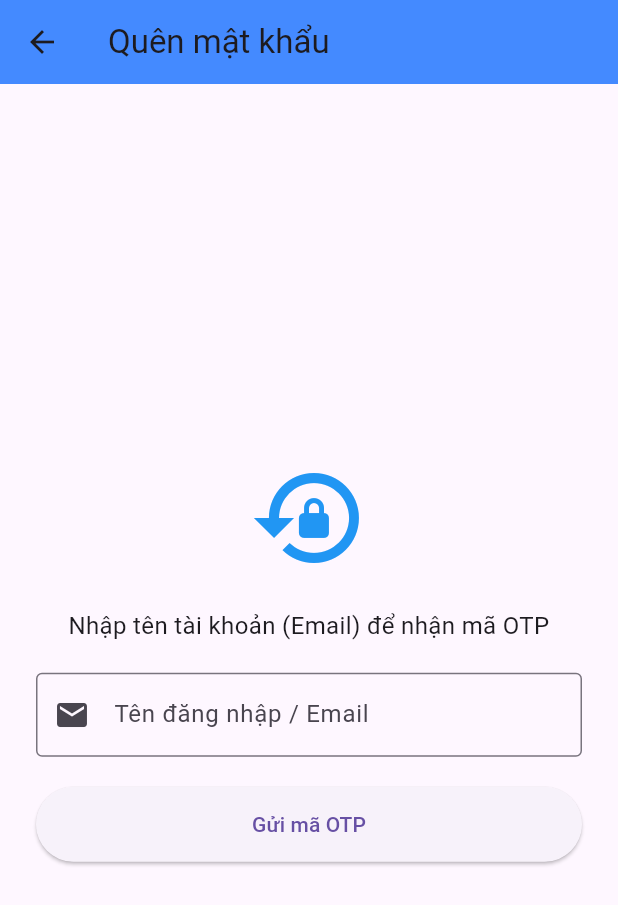
After one commit to ToVuHao/Game, a Flutter app: the screen it shows after launch, after a tap on "Quên mật khẩu?", on a phone screen of 412 x 824 dp. The commit adds this screen. Shown: the top 905 px of the screen. Run offline on Flutter 3.47's test engine with Material 3 defaults, Android fonts, the phone set to English and light mode, and no system bars; our stand-ins replace google_fonts; missing offline and left inert: signalr_netcore.

Commit message:
Xac Thuc OTP

```diff
--- /dev/null
+++ b/lib/screens/auth/forgot_password_screen.dart
@@ -0,0 +1,188 @@
+import 'dart:convert';
+import 'package:flutter/material.dart';
+import 'package:http/http.dart' as http;
+
+class ForgotPasswordScreen extends StatefulWidget {
+  @override
+  _ForgotPasswordScreenState createState() => _ForgotPasswordScreenState();
+}
+
+class _ForgotPasswordScreenState extends State<ForgotPasswordScreen> {
+  // Controller nhập liệu
+  final TextEditingController _userController = TextEditingController();
+  final TextEditingController _otpController = TextEditingController();
+
+  // Trạng thái giao diện
+  bool _isLoading = false;
+  bool _isOtpSent = false; // False: Nhập Username, True: Nhập OTP
+
+  // Cấu hình API
+  final String baseUrl = "http://10.0.2.2:5231/api/auth";
+
+  // --- HÀM 1: GỬI YÊU CẦU OTP ---
+  Future<void> _sendOtp() async {
+    if (_userController.text.isEmpty) {
+      _showMessage("Vui lòng nhập tên tài khoản (Email)", Colors.orange);
+      return;
+    }
+
+    setState(() => _isLoading = true);
+
+    try {
+      final response = await http.post(
+        Uri.parse("$baseUrl/forgot-password"),
+        headers: {"Content-Type": "application/json"},
+        body: jsonEncode({"username": _userController.text}),
+      );
+
+      if (response.statusCode == 200) {
+        _showMessage("Đã gửi mã OTP! Kiểm tra Email của bạn.", Colors.green);
+        setState(() => _isOtpSent = true); // Chuyển sang giao diện nhập OTP
+      } else {
+        _showMessage("Lỗi: ${response.body}", Colors.red);
+      }
+    } catch (e) {
+      _showMessage("Lỗi kết nối Server!", Colors.red);
+    } finally {
+      setState(() => _isLoading = false);
+    }
+  }
+
+  // --- HÀM 2: XÁC THỰC OTP ---
+  Future<void> _verifyOtp() async {
+    if (_otpController.text.isEmpty) {
+      _showMessage("Vui lòng nhập mã OTP", Colors.orange);
+      return;
+    }
+
+    setState(() => _isLoading = true);
+
+    try {
+      final response = await http.post(
+        Uri.parse("$baseUrl/verify-otp"),
+        headers: {"Content-Type": "application/json"},
+        body: jsonEncode({
+          "username": _userController.text,
+          "otpCode": _otpController.text
+        }),
+      );
+
+      if (response.statusCode == 200) {
+        // OTP ĐÚNG -> Cho phép đổi mật khẩu (Hiện thông báo thành công)
+        showDialog(
+          context: context,
+          builder: (ctx) => AlertDialog(
+            title: Text("Thành công!"),
+            content: Text("Mã OTP chính xác. Mật khẩu của bạn đã được xác minh."),
+            actions: [
+              TextButton(
+                onPressed: () {
+                  Navigator.pop(ctx); // Đóng Dialog
+                  Navigator.pop(context); // Quay về màn hình đăng nhập
+                },
+                child: Text("Về trang Đăng nhập"),
+              )
+            ],
+          ),
+        );
+      } else {
+        _showMessage("Mã OTP không đúng hoặc đã hết hạn!", Colors.red);
+      }
+    } catch (e) {
+      _showMessage("Lỗi kết nối!", Colors.red);
+    } finally {
+      setState(() => _isLoading = false);
+    }
+  }
+
+  void _showMessage(String msg, Color color) {
+    ScaffoldMessenger.of(context).showSnackBar(
+      SnackBar(content: Text(msg), backgroundColor: color),
+    );
+  }
+
+  @override
+  Widget build(BuildContext context) {
+    return Scaffold(
+      appBar: AppBar(
+        title: Text("Quên mật khẩu"),
+        backgroundColor: Colors.blueAccent,
+      ),
+      body: Padding(
+        padding: EdgeInsets.all(24),
+        child: Column(
+          mainAxisAlignment: MainAxisAlignment.center,
+          children: [
+            Icon(Icons.lock_reset, size: 80, color: Colors.blue),
+            SizedBox(height: 20),
+
+            // --- GIAO DIỆN THAY ĐỔI DỰA VÀO TRẠNG THÁI _isOtpSent ---
+            if (!_isOtpSent) ...[
+              // TRẠNG THÁI 1: NHẬP USERNAME
+              Text(
+                "Nhập tên tài khoản (Email) để nhận mã OTP",
+                textAlign: TextAlign.center,
+                style: TextStyle(fontSize: 16),
+              ),
+              SizedBox(height: 20),
+              TextField(
+                controller: _userController,
+                decoration: InputDecoration(
+                  labelText: "Tên đăng nhập / Email",
+                  border: OutlineInputBorder(),
+                  prefixIcon: Icon(Icons.email),
+                ),
+              ),
+              SizedBox(height: 20),
+              SizedBox(
+                width: double.infinity,
+                height: 50,
+                child: ElevatedButton(
+                  onPressed: _isLoading ? null : _sendOtp,
+                  child: _isLoading
+                      ? CircularProgressIndicator(color: Colors.white)
+                      : Text("Gửi mã OTP"),
+                ),
+              ),
+            ] else ...[
+              // TRẠNG THÁI 2: NHẬP OTP
+              Text(
+                "Đã gửi mã đến ${_userController.text}.\nVui lòng nhập mã 6 số:",
+                textAlign: TextAlign.center,
+                style: TextStyle(fontSize: 16, fontWeight: FontWeight.bold),
+              ),
+              SizedBox(height: 20),
+              TextField(
+                controller: _otpController,
+                keyboardType: TextInputType.number,
+                maxLength: 6,
+                textAlign: TextAlign.center,
+                style: TextStyle(fontSize: 24, letterSpacing: 10),
+                decoration: InputDecoration(
+                  hintText: "______",
+                  border: OutlineInputBorder(),
+                ),
+              ),
+              SizedBox(height: 20),
+              SizedBox(
+                width: double.infinity,
+                height: 50,
+                child: ElevatedButton(
+                  onPressed: _isLoading ? null : _verifyOtp,
+                  style: ElevatedButton.styleFrom(backgroundColor: Colors.green),
+                  child: _isLoading
+                      ? CircularProgressIndicator(color: Colors.white)
+                      : Text("Xác nhận OTP"),
+                ),
+              ),
+              TextButton(
+                onPressed: () => setState(() => _isOtpSent = false),
+                child: Text("Gửi lại mã?"),
+              )
+            ]
+          ],
+        ),
+      ),
+    );
+  }
+}
--- a/lib/screens/auth/login_screen.dart
+++ b/lib/screens/auth/login_screen.dart
@@ -3,6 +3,7 @@ import 'package:flutter/material.dart';
 import 'package:http/http.dart' as http;
 import '../home/home_screen.dart';
 import '../admin/admin_screen.dart';
+import 'forgot_password_screen.dart'; // IMPORT MÀN HÌNH QUÊN MẬT KHẨU
 
 class LoginScreen extends StatefulWidget {
   @override
@@ -14,8 +15,9 @@ class _LoginScreenState extends State<LoginScreen> {
   final TextEditingController _passController = TextEditingController();
   bool _isLoading = false;
   bool _isLoginMode = true;
-  bool _obscureText = true; // Thêm tính năng ẩn/hiện mật khẩu
+  bool _obscureText = true; // Tính năng ẩn/hiện mật khẩu
 
+  // Cập nhật IP/Port backend của bạn
   final String baseUrl = "http://10.0.2.2:5231/api/auth";
 
   Future<void> _submitAuth() async {
@@ -97,7 +99,7 @@ class _LoginScreenState extends State<LoginScreen> {
             padding: EdgeInsets.symmetric(horizontal: 30),
             child: Column(
               children: [
-                // Logo Icon với hiệu ứng đổ bóng
+                // Logo Icon
                 Container(
                   padding: EdgeInsets.all(20),
                   decoration: BoxDecoration(
@@ -136,7 +138,7 @@ class _LoginScreenState extends State<LoginScreen> {
                     children: [
                       _buildTextField(
                         controller: _userController,
-                        label: "Tên đăng nhập",
+                        label: "Tên đăng nhập / Email",
                         icon: Icons.person_outline,
                       ),
                       SizedBox(height: 20),
@@ -146,7 +148,27 @@ class _LoginScreenState extends State<LoginScreen> {
                         icon: Icons.lock_outline,
                         isPassword: true,
                       ),
-                      SizedBox(height: 30),
+
+                      // --- NÚT QUÊN MẬT KHẨU (Chỉ hiện khi Đăng nhập) ---
+                      if (_isLoginMode)
+                        Align(
+                          alignment: Alignment.centerRight,
+                          child: TextButton(
+                            onPressed: () {
+                              Navigator.push(
+                                  context,
+                                  MaterialPageRoute(builder: (context) => ForgotPasswordScreen())
+                              );
+                            },
+                            child: Text(
+                                "Quên mật khẩu?",
+                                style: TextStyle(color: Colors.blue.shade700, fontWeight: FontWeight.bold)
+                            ),
+                          ),
+                        ),
+                      // --------------------------------------------------
+
+                      SizedBox(height: _isLoginMode ? 10 : 30),
 
                       // Nút bấm Gradient
                       SizedBox(
@@ -190,7 +212,7 @@ class _LoginScreenState extends State<LoginScreen> {
     );
   }
 
-  // Widget dùng chung cho TextField để code gọn hơn
+  // Widget dùng chung cho TextField
   Widget _buildTextField({
     required TextEditingController controller,
     required String label,
```
